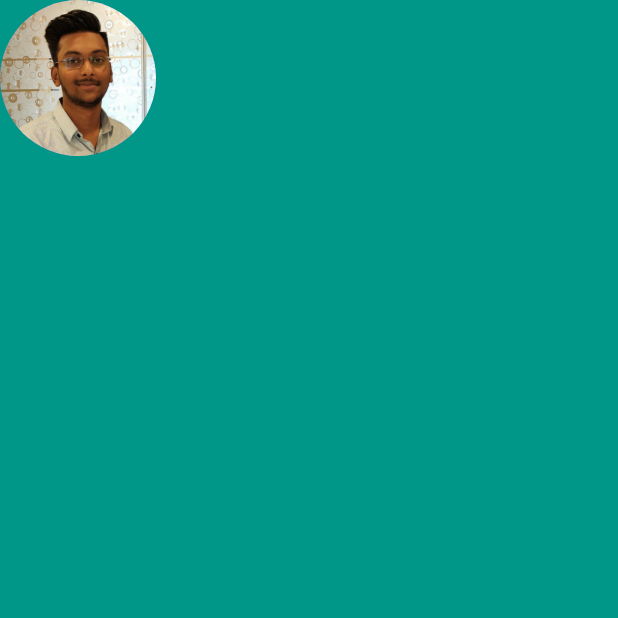
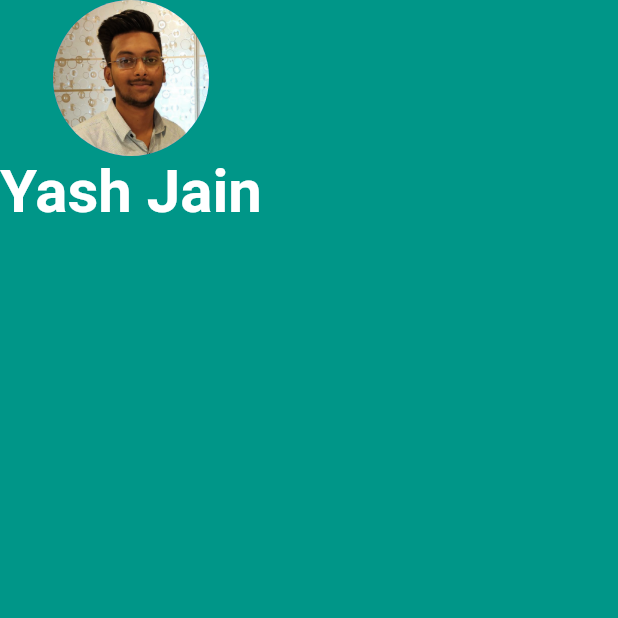
Before and after one commit to yashjain092000/mi_app_flutterorig, a Flutter app: the screen it shows after launch, on a phone screen of 412 x 824 dp, the top half of it. Run offline on Flutter 3.47's test engine with Material 2 defaults, Android fonts, the phone set to English and light mode, and no system bars.

Commit message:
add text of your name with fontsize and font weight adjusted

```diff
--- a/lib/main.dart
+++ b/lib/main.dart
@@ -19,7 +19,9 @@ class MyApp extends StatelessWidget {
                 radius:52.0,
 
 
+
               )
+              ,Text("Yash Jain",style: TextStyle(color:Colors.white,fontSize: 40,fontWeight: FontWeight.bold))
 
             ],
           )
```
